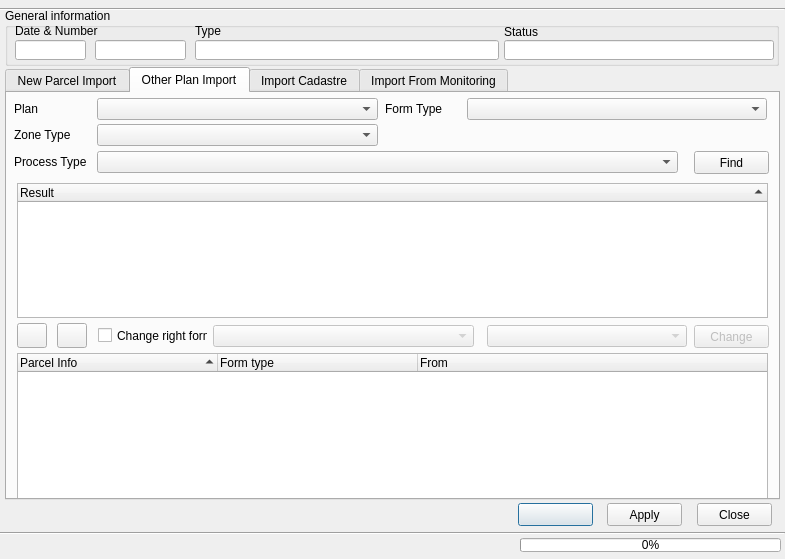
This is view/PlanCaseDialog.ui in teamlm2/lm2_mgis as Qt 5 draws it before an edit. The edited form follows.
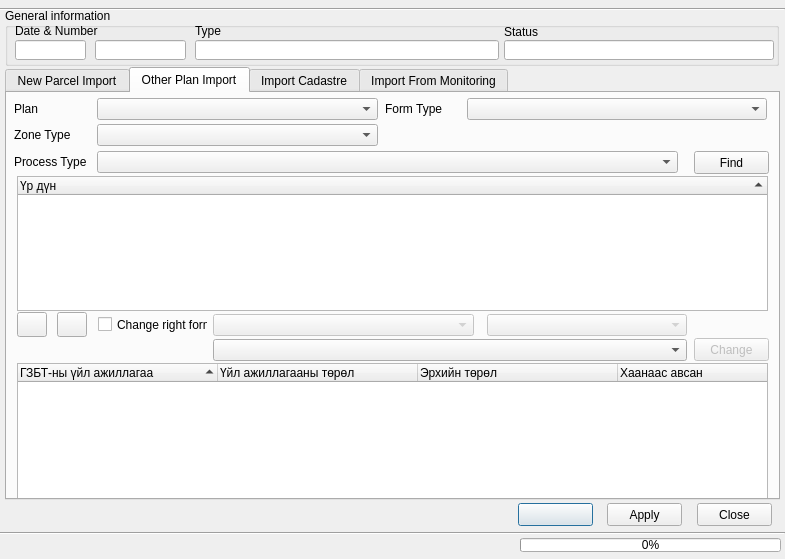
This is the edited form. The open tabs and pages were chosen to show the change. Icons and pictures are not drawn.

The edit to the form file:
```diff
--- a/view/PlanCaseDialog.ui
+++ b/view/PlanCaseDialog.ui
@@ -452,7 +452,7 @@
      <property name="geometry">
       <rect>
        <x>10</x>
-       <y>90</y>
+       <y>83</y>
        <width>751</width>
        <height>135</height>
       </rect>
@@ -465,7 +465,7 @@
      </property>
      <column>
       <property name="text">
-       <string>Result</string>
+       <string>Үр дүн</string>
       </property>
      </column>
     </widget>
@@ -519,7 +519,7 @@
      <property name="geometry">
       <rect>
        <x>10</x>
-       <y>230</y>
+       <y>219</y>
        <width>30</width>
        <height>25</height>
       </rect>
@@ -536,7 +536,7 @@
      <property name="geometry">
       <rect>
        <x>50</x>
-       <y>230</y>
+       <y>219</y>
        <width>30</width>
        <height>25</height>
       </rect>
@@ -589,9 +589,9 @@
      <property name="geometry">
       <rect>
        <x>10</x>
-       <y>260</y>
+       <y>270</y>
        <width>751</width>
-       <height>146</height>
+       <height>136</height>
       </rect>
      </property>
      <property name="sortingEnabled">
@@ -605,17 +605,22 @@
      </attribute>
      <column>
       <property name="text">
-       <string>Parcel Info</string>
+       <string>ГЗБТ-ны үйл ажиллагаа</string>
       </property>
      </column>
      <column>
       <property name="text">
-       <string>Form type</string>
+       <string>Үйл ажиллагааны төрөл</string>
       </property>
      </column>
      <column>
       <property name="text">
-       <string>From</string>
+       <string>Эрхийн төрөл</string>
+      </property>
+     </column>
+     <column>
+      <property name="text">
+       <string>Хаанаас авсан</string>
       </property>
      </column>
     </widget>
@@ -649,7 +654,7 @@
      <property name="geometry">
       <rect>
        <x>687</x>
-       <y>232</y>
+       <y>245</y>
        <width>75</width>
        <height>23</height>
       </rect>
@@ -665,7 +670,7 @@
      <property name="geometry">
       <rect>
        <x>206</x>
-       <y>232</y>
+       <y>221</y>
        <width>261</width>
        <height>22</height>
       </rect>
@@ -675,7 +680,7 @@
      <property name="geometry">
       <rect>
        <x>91</x>
-       <y>234</y>
+       <y>223</y>
        <width>110</width>
        <height>17</height>
       </rect>
@@ -691,12 +696,25 @@
      <property name="geometry">
       <rect>
        <x>480</x>
-       <y>232</y>
+       <y>221</y>
        <width>200</width>
        <height>22</height>
       </rect>
      </property>
     </widget>
+    <widget class="QComboBox" name="current_process_type_cbox">
+     <property name="enabled">
+      <bool>true</bool>
+     </property>
+     <property name="geometry">
+      <rect>
+       <x>206</x>
+       <y>246</y>
+       <width>474</width>
+       <height>22</height>
+      </rect>
+     </property>
+    </widget>
    </widget>
    <widget class="QWidget" name="tab_3">
     <attribute name="title">
```
Left out of the diff: 2 changed lines with no effect on the pictures.
